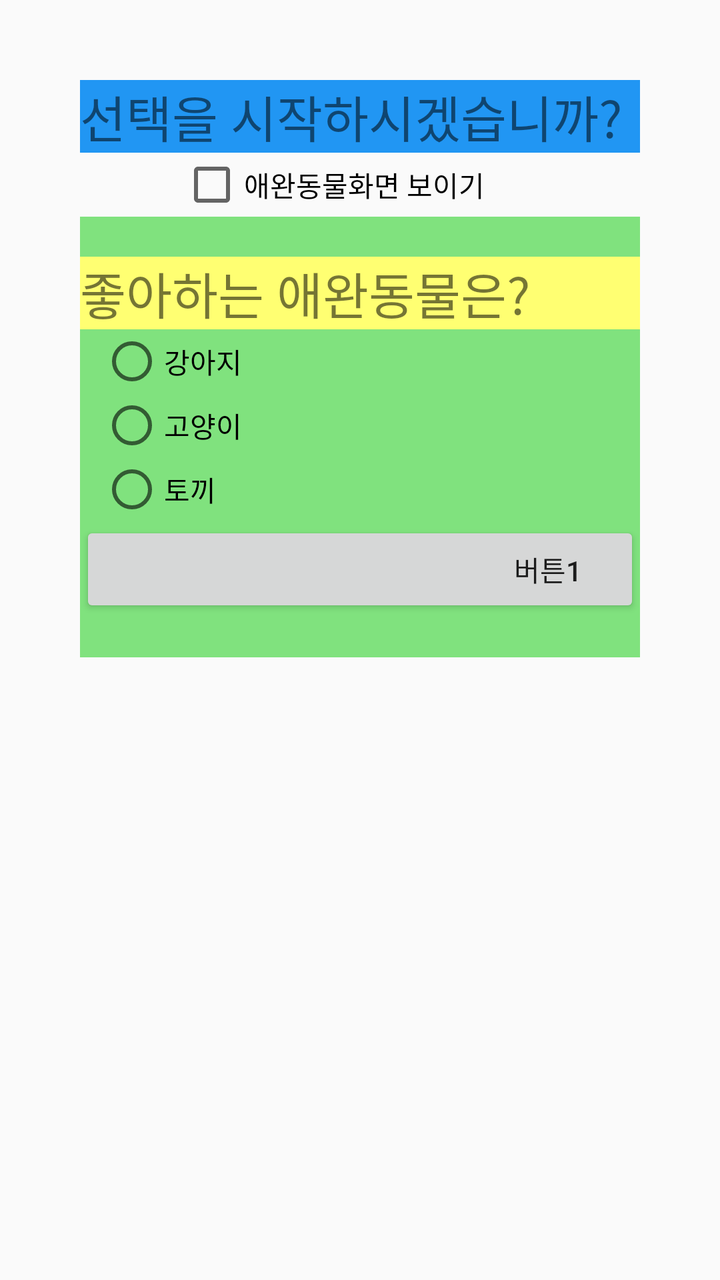
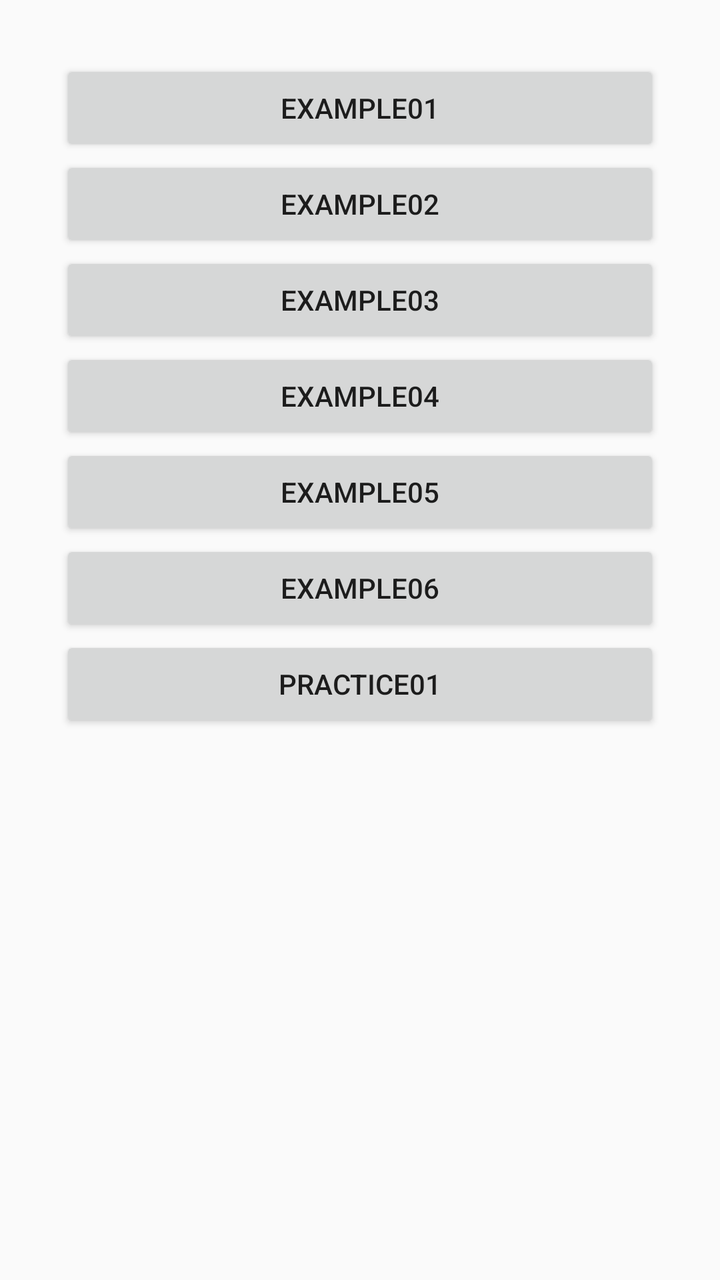

An Android layout rendered at two revisions. The XML below is the earlier revision; the diff shows what the commit changed to produce the second picture.
<!-- AndroidManifest.xml: application theme AppTheme -->
<!-- res/layout/activity_main.xml -->
<?xml version="1.0" encoding="utf-8"?>
<LinearLayout xmlns:android="http://schemas.android.com/apk/res/android"
    xmlns:app="http://schemas.android.com/apk/res-auto"
    xmlns:tools="http://schemas.android.com/tools"
    android:layout_width="match_parent"
    android:layout_height="match_parent"
    android:orientation="vertical"
    android:padding="40dp"
    tools:context=".MainActivity">

    
    
    
    
    
    
    
    
    
    
    
    
    
    
    
    
    
    
    
    
    
    
    
    
    
    
    
    
    
    
    
    
    
    
    
    
    
    
    
    
    
    
    
    
    
    
    
    
    
    
    
    
    
    
    
    
    
    
    
    
    
    
    
    
    
    
    
    
    
    
    
    
    
    
    

    
    
    
    

    
    
    
    
    
    
    
    
    
    
    
    
    
    
    
    
    
    
    
    
    
    
    
    
    
    
    
    <TextView
        android:id="@+id/tv1"
        android:layout_width="match_parent"
        android:layout_height="wrap_content"
        android:background="#2196f3"
        android:text="선택을 시작하시겠습니까?"
        android:textSize="25dp" />

    <CheckBox
        android:id="@+id/cb1"
        android:layout_width="match_parent"
        android:layout_height="wrap_content"
        android:layout_marginLeft="50dp"
        android:layout_marginRight="50dp"
        android:text="애완동물화면 보이기" />

    <LinearLayout
        android:layout_width="match_parent"
        android:layout_height="wrap_content"
        android:paddingTop="20dp"
        android:orientation="vertical"
        android:background="#80e27e">

        <TextView
            android:id="@+id/tv2"
            android:layout_width="match_parent"
            android:layout_height="wrap_content"
            android:background="#ffff72"
            android:text="좋아하는 애완동물은?"
            android:textSize="25dp" />

        <RadioGroup
            android:id="@+id/rg1"
            android:layout_width="match_parent"
            android:layout_height="wrap_content"
            android:paddingLeft="10dp">

            <RadioButton
                android:id="@+id/rb1"
                android:layout_width="match_parent"
                android:layout_height="wrap_content"
                android:text="강아지" />

            <RadioButton
                android:id="@+id/rb2"
                android:layout_width="match_parent"
                android:layout_height="wrap_content"
                android:text="고양이" />

            <RadioButton
                android:id="@+id/rb3"
                android:layout_width="match_parent"
                android:layout_height="wrap_content"
                android:text="토끼" />
        </RadioGroup>

        <Button
            android:id="@+id/btn1"
            android:layout_width="match_parent"
            android:layout_height="wrap_content"
            android:paddingLeft="200dp"
            android:text="버튼1" />

        <ImageView
            android:id="@+id/iv1"
            android:layout_width="match_parent"
            android:layout_height="wrap_content"
            android:layout_marginTop="20dp"/>
    </LinearLayout>

</LinearLayout>
<!-- resources referenced by this layout -->
<resources>
  <style name="AppTheme" parent="Theme.AppCompat.Light.DarkActionBar">
          
          <item name="colorPrimary">@color/colorPrimary</item>
          <item name="colorPrimaryDark">@color/colorPrimaryDark</item>
          <item name="colorAccent">@color/colorAccent</item>
      </style>
  <color name="colorPrimary">#008577</color>
  <color name="colorPrimaryDark">#00574B</color>
  <color name="colorAccent">#D81B60</color>
</resources>

<!-- the commit's change to res/layout/activity_main.xml (unified diff, before → after) -->
@@ -1,189 +1,46 @@
 <?xml version="1.0" encoding="utf-8"?>
 <LinearLayout xmlns:android="http://schemas.android.com/apk/res/android"
-    xmlns:app="http://schemas.android.com/apk/res-auto"
     xmlns:tools="http://schemas.android.com/tools"
     android:layout_width="match_parent"
     android:layout_height="match_parent"
     android:orientation="vertical"
-    android:padding="40dp"
+    android:padding="30dp"
     tools:context=".MainActivity">
 
-    
-    
-    
-    
-    
-    
-    
-    
-    
-    
-    
-    
-    
-    
-    
-    
-    
-    
-    
-    
-    
-    
-    
-    
-    
-    
-    
-    
-    
-    
-    
-    
-    
-    
-    
-    
-    
-    
-    
-    
-    
-    
-    
-    
-    
-    
-    
-    
-    
-    
-    
-    
-    
-    
-    
-    
-    
-    
-    
-    
-    
-    
-    
-    
-    
-    
-    
-    
-    
-    
-    
-    
-    
-    
-    
-
-    
-    
-    
-    
-
-    
-    
-    
-    
-    
-    
-    
-    
-    
-    
-    
-    
-    
-    
-    
-    
-    
-    
-    
-    
-    
-    
-    
-    
-    
-    
-    
-    <TextView
-        android:id="@+id/tv1"
+    <Button
         android:layout_width="match_parent"
         android:layout_height="wrap_content"
-        android:background="#2196f3"
-        android:text="선택을 시작하시겠습니까?"
-        android:textSize="25dp" />
-
-    <CheckBox
-        android:id="@+id/cb1"
+        android:text="example01"
+        android:id="@+id/btn_example01"/>
+    <Button
         android:layout_width="match_parent"
         android:layout_height="wrap_content"
-        android:layout_marginLeft="50dp"
-        android:layout_marginRight="50dp"
-        android:text="애완동물화면 보이기" />
-
-    <LinearLayout
+        android:text="example02"
+        android:id="@+id/btn_example02"/>
+    <Button
         android:layout_width="match_parent"
         android:layout_height="wrap_content"
-        android:paddingTop="20dp"
-        android:orientation="vertical"
-        android:background="#80e27e">
-
-        <TextView
-            android:id="@+id/tv2"
-            android:layout_width="match_parent"
-            android:layout_height="wrap_content"
-            android:background="#ffff72"
-            android:text="좋아하는 애완동물은?"
-            android:textSize="25dp" />
-
-        <RadioGroup
-            android:id="@+id/rg1"
-            android:layout_width="match_parent"
-            android:layout_height="wrap_content"
-            android:paddingLeft="10dp">
-
-            <RadioButton
-                android:id="@+id/rb1"
-                android:layout_width="match_parent"
-                android:layout_height="wrap_content"
-                android:text="강아지" />
-
-            <RadioButton
-                android:id="@+id/rb2"
-                android:layout_width="match_parent"
-                android:layout_height="wrap_content"
-                android:text="고양이" />
-
-            <RadioButton
-                android:id="@+id/rb3"
-                android:layout_width="match_parent"
-                android:layout_height="wrap_content"
-                android:text="토끼" />
-        </RadioGroup>
-
-        <Button
-            android:id="@+id/btn1"
-            android:layout_width="match_parent"
-            android:layout_height="wrap_content"
-            android:paddingLeft="200dp"
-            android:text="버튼1" />
-
-        <ImageView
-            android:id="@+id/iv1"
-            android:layout_width="match_parent"
-            android:layout_height="wrap_content"
-            android:layout_marginTop="20dp"/>
-    </LinearLayout>
+        android:text="example03"
+        android:id="@+id/btn_example03"/>
+    <Button
+        android:layout_width="match_parent"
+        android:layout_height="wrap_content"
+        android:text="example04"
+        android:id="@+id/btn_example04"/>
+    <Button
+        android:layout_width="match_parent"
+        android:layout_height="wrap_content"
+        android:text="example05"
+        android:id="@+id/btn_example05"/>
+    <Button
+        android:layout_width="match_parent"
+        android:layout_height="wrap_content"
+        android:text="example06"
+        android:id="@+id/btn_example06"/>
+    <Button
+        android:layout_width="match_parent"
+        android:layout_height="wrap_content"
+        android:text="practice01"
+        android:id="@+id/btn_practice01"/>
 
 </LinearLayout>
